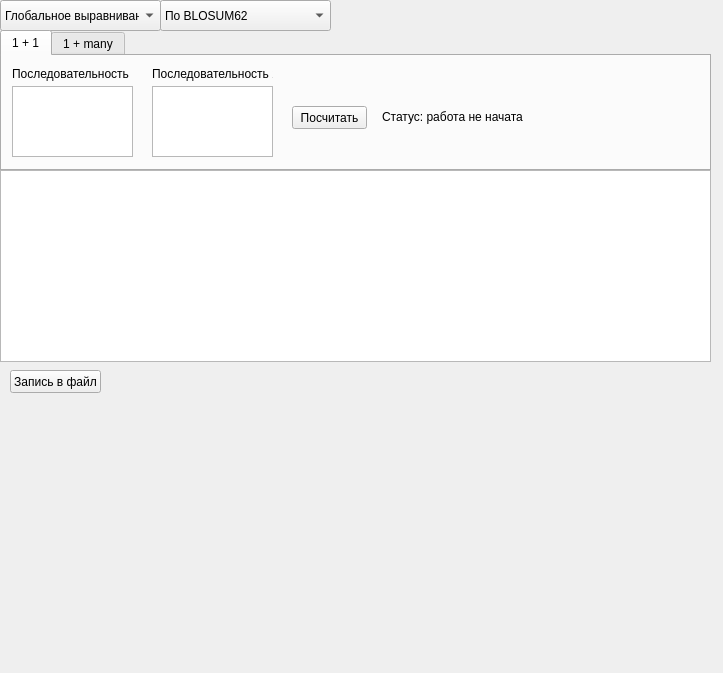
Qt form qt/app.ui (ArtShp/Biology_NPK) before a commit.
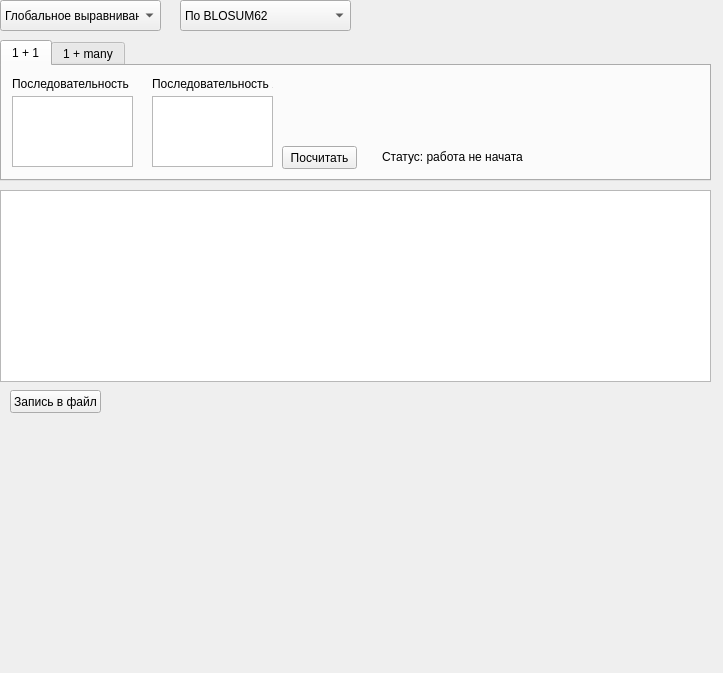
The same form after that commit.

```diff
--- a/qt/app.ui
+++ b/qt/app.ui
@@ -44,7 +44,7 @@
     <property name="geometry">
      <rect>
       <x>0</x>
-      <y>30</y>
+      <y>40</y>
       <width>711</width>
       <height>141</height>
      </rect>
@@ -59,12 +59,24 @@
      <widget class="QPushButton" name="count_bt">
       <property name="geometry">
        <rect>
-        <x>290</x>
-        <y>50</y>
+        <x>280</x>
+        <y>80</y>
         <width>75</width>
         <height>23</height>
        </rect>
       </property>
+      <property name="font">
+       <font>
+        <weight>50</weight>
+        <bold>false</bold>
+        <underline>false</underline>
+        <strikeout>false</strikeout>
+        <kerning>true</kerning>
+       </font>
+      </property>
+      <property name="cursor">
+       <cursorShape>PointingHandCursor</cursorShape>
+      </property>
       <property name="text">
        <string>Посчитать</string>
       </property>
@@ -119,7 +131,7 @@
       <property name="geometry">
        <rect>
         <x>380</x>
-        <y>50</y>
+        <y>80</y>
         <width>141</width>
         <height>21</height>
        </rect>
@@ -217,7 +229,7 @@
     <property name="geometry">
      <rect>
       <x>0</x>
-      <y>170</y>
+      <y>190</y>
       <width>711</width>
       <height>192</height>
      </rect>
@@ -227,7 +239,7 @@
     <property name="geometry">
      <rect>
       <x>10</x>
-      <y>370</y>
+      <y>390</y>
       <width>91</width>
       <height>23</height>
      </rect>
@@ -239,7 +251,7 @@
    <widget class="QComboBox" name="align_table_choise_box">
     <property name="geometry">
      <rect>
-      <x>160</x>
+      <x>180</x>
       <y>0</y>
       <width>171</width>
       <height>31</height>
```
Left out of the diff: 24 changed lines with no effect on the pictures.
